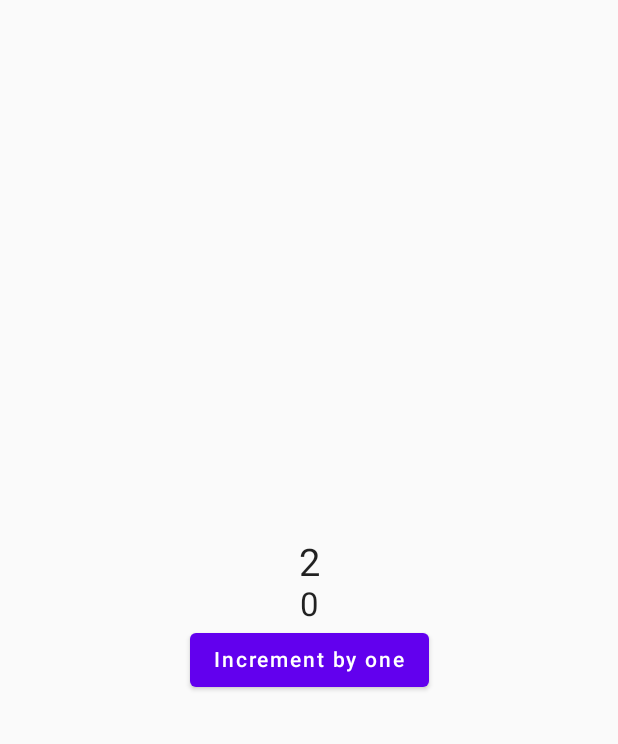
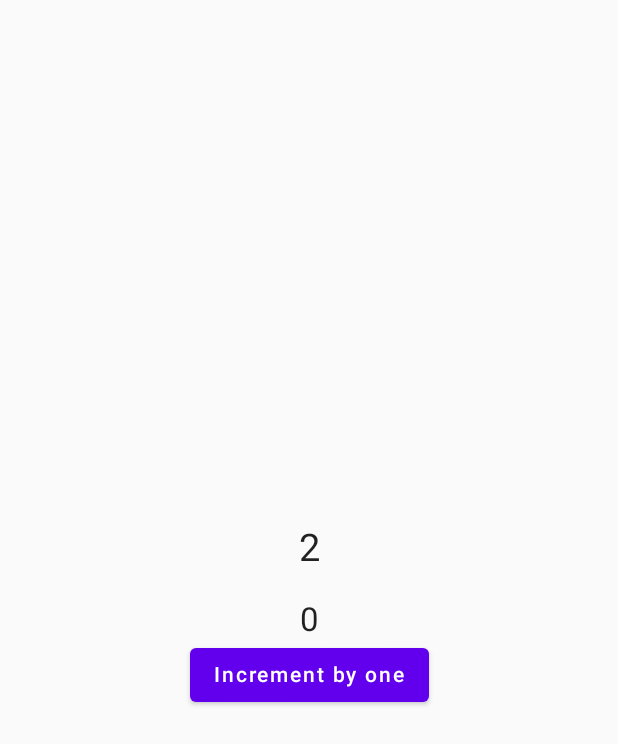
Before and after one commit to raheemadamboev/kotlin-flows, an Android app built with Jetpack Compose: the screen it shows after launch (MainActivity), on a phone screen of 412 x 824 dp. Shown: the top 744 px of the screen. Run offline under Robolectric (Android 15) with nearby library versions, the phone set to English and light mode, and no system bars.

Commit message:
spacer added

```diff
--- a/app/src/main/java/xyz/teamgravity/kotlinflows/MainActivity.kt
+++ b/app/src/main/java/xyz/teamgravity/kotlinflows/MainActivity.kt
@@ -3,14 +3,13 @@ package xyz.teamgravity.kotlinflows
 import android.os.Bundle
 import androidx.activity.ComponentActivity
 import androidx.activity.compose.setContent
-import androidx.compose.foundation.layout.Arrangement
-import androidx.compose.foundation.layout.Column
-import androidx.compose.foundation.layout.fillMaxSize
+import androidx.compose.foundation.layout.*
 import androidx.compose.material.Button
 import androidx.compose.material.Text
 import androidx.compose.runtime.collectAsState
 import androidx.compose.ui.Alignment
 import androidx.compose.ui.Modifier
+import androidx.compose.ui.unit.dp
 import androidx.compose.ui.unit.sp
 import androidx.lifecycle.viewmodel.compose.viewModel
 import xyz.teamgravity.kotlinflows.ui.theme.KotlinFlowsTheme
@@ -34,12 +33,11 @@ class MainActivity : ComponentActivity() {
                         text = countdown.value.toString(),
                         fontSize = 25.sp
                     )
-
+                    Spacer(modifier = Modifier.height(20.dp))
                     Text(
                         text = counter.value.toString(),
                         fontSize = 22.sp
                     )
-
                     Button(
                         onClick = {
                             viewmodel.incrementCounter()
```
